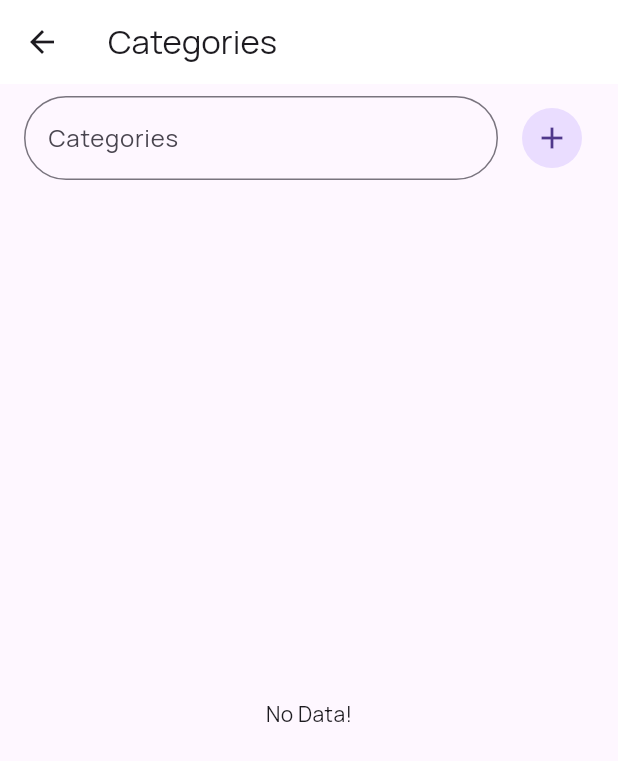
After one commit to fazilnazkolambil/meat_admin, a Flutter app: the MeatsPage screen opened directly, after a tap on "Categories", on a phone screen of 412 x 824 dp. The commit adds this screen. Shown: the top 761 px of the screen. Run offline on Flutter 3.47's test engine with Material 3 defaults, Android fonts, the phone set to English and light mode, and no system bars; our stand-ins replace cloud_firestore, firebase_core, google_fonts, lottie; accounts and stored records are empty.

Commit message:
Newly added

```diff
--- /dev/null
+++ b/lib/CategoryPage.dart
@@ -0,0 +1,93 @@
+import 'package:cloud_firestore/cloud_firestore.dart';
+import 'package:flutter/cupertino.dart';
+import 'package:flutter/material.dart';
+import 'package:lottie/lottie.dart';
+import 'package:meat_admin/colorPage.dart';
+import 'package:meat_admin/imageConst.dart';
+
+class CategoryPage extends StatefulWidget {
+  const CategoryPage({super.key});
+
+  @override
+  State<CategoryPage> createState() => _CategoryPageState();
+}
+
+class _CategoryPageState extends State<CategoryPage> {
+  TextEditingController category_controller = TextEditingController();
+  int num = 1;
+  dataSubmit(){
+    FirebaseFirestore.instance.collection("category").doc(category_controller.text).set({
+      "category" : category_controller.text
+    }).then((value) =>
+        category_controller.clear()
+    );
+  }
+  @override
+  Widget build(BuildContext context) {
+    return Scaffold(
+      appBar: AppBar(
+        backgroundColor: colorConst.primaryColor,
+        title: Text("Categories"),
+      ),
+      body: Column(
+        children: [
+          ListTile(
+            title: TextFormField(
+              controller: category_controller,
+              onFieldSubmitted: (value) {
+                dataSubmit();
+              },
+              decoration: InputDecoration(
+                  border: OutlineInputBorder(
+                      borderRadius: BorderRadius.circular(50)
+                  ),
+                  label: Text("Categories"),
+                  hintText: "Enter the Category"
+              ),
+            ),
+            trailing: CircleAvatar(
+              child: InkWell(
+                  onTap: () {
+                    if(
+                    category_controller.text !=""
+                    ){
+                      dataSubmit();
+                    }else{
+                      ScaffoldMessenger.of(context).showSnackBar(SnackBar(content: Text("Please Enter Data!")));
+                    }
+
+                  },
+                  child: Icon(Icons.add)),
+            ),
+          ),
+          Expanded(
+            child: StreamBuilder<QuerySnapshot<Map<String, dynamic>>>(
+                stream: FirebaseFirestore.instance.collection("category").snapshots(),
+                builder: (context, snapshot) {
+                  if(!snapshot.hasData){
+                    return Center(child: Lottie.asset(gifs.loadingGif));
+                  }
+                  var data = snapshot.data!.docs;
+                  return data.length == 0?
+                  Center(child: Text("No Data!"))
+                      :ListView.builder(
+                      itemCount: data.length,
+                      itemBuilder: (context, index) {
+                        return ListTile(
+                          leading:Text("${index+1}."),
+                          title: Text(data[index]["category"]),
+                          trailing: InkWell(
+                              onTap: () {
+                                FirebaseFirestore.instance.collection("category").doc(data[index]["category"]).delete();
+                              },
+                              child: Icon(CupertinoIcons.delete)),
+                        );
+                      });
+                }
+            ),
+          )
+        ],
+      ),
+    );
+  }
+}
--- a/lib/MeatsPage.dart
+++ b/lib/MeatsPage.dart
@@ -1,4 +1,5 @@
 import 'package:flutter/material.dart';
+import 'package:meat_admin/CategoryPage.dart';
 import 'package:meat_admin/colorPage.dart';
 import 'package:meat_admin/main.dart';
 
@@ -24,7 +25,11 @@ class _MeatsPageState extends State<MeatsPage> {
         Column(
           mainAxisAlignment: MainAxisAlignment.spaceEvenly,
           children: [
-            Container(
+            InkWell(
+              onTap: () {
+                Navigator.push(context, MaterialPageRoute(builder: (context) => CategoryPage(),));
+              },
+              child: Container(
                 height: scrHeight*0.06,
                 width: scrHeight*0.3,
                 decoration: BoxDecoration(
@@ -40,6 +45,7 @@ class _MeatsPageState extends State<MeatsPage> {
                     ]
                 ),
                 child: Center(child: Text("Categories"),),
+              ),
             ),
           ],
         ),
--- a/pubspec.yaml
+++ b/pubspec.yaml
@@ -38,6 +38,7 @@ dependencies:
   firebase_core: ^2.24.2
   google_fonts: ^6.1.0
   cloud_firestore: ^4.13.6
+  lottie: ^2.7.0
 
 dev_dependencies:
   flutter_test:
```
Also changed, not shown: lib/MeatModel.dart (added, +40 -0 lines), pubspec.lock. Lines whose indentation alone changed are shown as unchanged.
